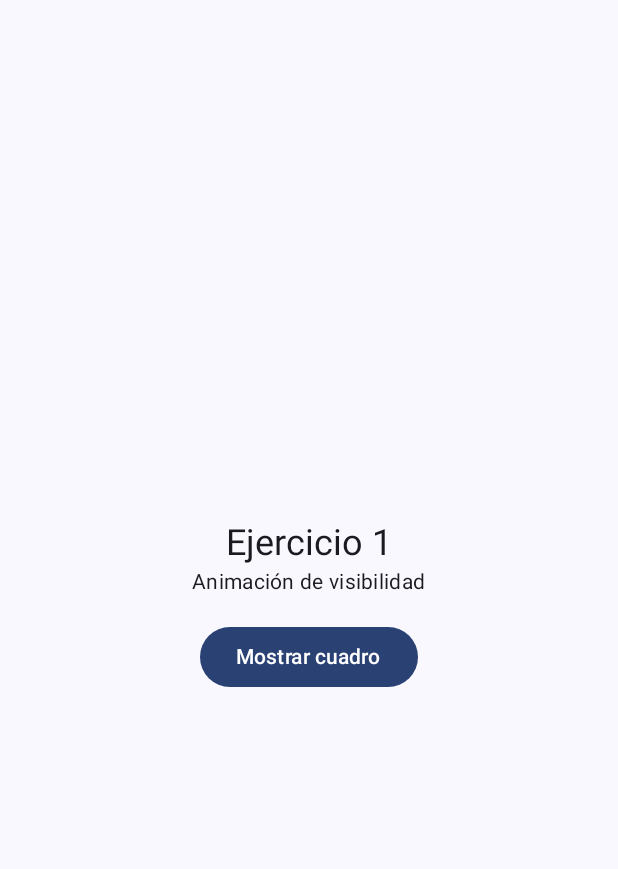
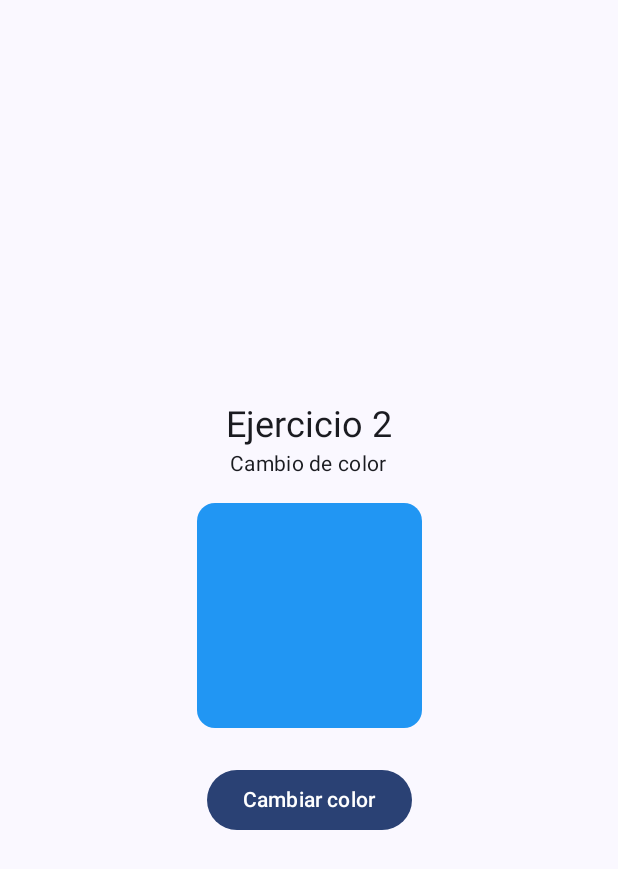
Before and after one commit to yuriphacsi/Lab13-Animaciones, an Android app built with Jetpack Compose: the screen it shows after launch (MainActivity), on a phone screen of 412 x 824 dp. Shown: the top 869 px of the screen. Run offline under Robolectric (Android 15) with nearby library versions, the phone set to English and light mode, and no system bars.

Commit message:
Ejercicio 2: animatedColorAsState  con tween

```diff
--- a/app/src/main/java/com/phacsi/lab13animaciones/MainActivity.kt
+++ b/app/src/main/java/com/phacsi/lab13animaciones/MainActivity.kt
@@ -3,10 +3,8 @@ package com.phacsi.lab13animaciones
 import android.os.Bundle
 import androidx.activity.ComponentActivity
 import androidx.activity.compose.setContent
-import androidx.compose.animation.AnimatedVisibility
+import androidx.compose.animation.animateColorAsState
 import androidx.compose.animation.core.tween
-import androidx.compose.animation.fadeIn
-import androidx.compose.animation.fadeOut
 import androidx.compose.foundation.background
 import androidx.compose.foundation.layout.Arrangement
 import androidx.compose.foundation.layout.Box
@@ -40,7 +38,7 @@ class MainActivity : ComponentActivity() {
                     modifier = Modifier.fillMaxSize(),
                     color = MaterialTheme.colorScheme.background
                 ) {
-                    Ejercicio1()
+                    Ejercicio2()
                 }
             }
         }
@@ -48,38 +46,35 @@ class MainActivity : ComponentActivity() {
 }
 
 @Composable
-fun Ejercicio1() {
-    var visible by remember { mutableStateOf(false) }
+fun Ejercicio2() {
+    var isGreen by remember { mutableStateOf(false) }
+
+    val color by animateColorAsState(
+        targetValue = if (isGreen) Color(0xFF4CAF50) else Color(0xFF2196F3),
+        animationSpec = tween(durationMillis = 800),
+        label = "colorAnimation"
+    )
 
     Column(
         modifier = Modifier.fillMaxSize(),
         horizontalAlignment = Alignment.CenterHorizontally,
         verticalArrangement = Arrangement.Center
     ) {
-        Text("Ejercicio 1", style = MaterialTheme.typography.headlineSmall)
-        Text("Animación de visibilidad", style = MaterialTheme.typography.bodyMedium)
+        Text("Ejercicio 2", style = MaterialTheme.typography.headlineSmall)
+        Text("Cambio de color", style = MaterialTheme.typography.bodyMedium)
 
         Spacer(modifier = Modifier.height(16.dp))
 
-        Button(onClick = { visible = !visible }) {
-            Text(if (visible) "Ocultar cuadro" else "Mostrar cuadro")
-        }
+        Box(
+            modifier = Modifier
+                .size(150.dp)
+                .background(color, shape = RoundedCornerShape(12.dp))
+        )
 
-        Spacer(modifier = Modifier.height(16.dp))
+        Spacer(modifier = Modifier.height(24.dp))
 
-        AnimatedVisibility(
-            visible = visible,
-            enter = fadeIn(animationSpec = tween(500)),
-            exit = fadeOut(animationSpec = tween(500))
-        ) {
-            Box(
-                modifier = Modifier
-                    .size(150.dp)
-                    .background(Color(0xFF6B7A3A), shape = RoundedCornerShape(12.dp)),
-                contentAlignment = Alignment.Center
-            ) {
-                Text("¡Hola Compose!", color = Color.White)
-            }
+        Button(onClick = { isGreen = !isGreen }) {
+            Text("Cambiar color")
         }
     }
 }
```
